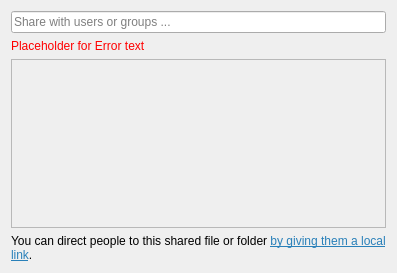
Old version of the form src/gui/shareusergroupwidget.ui in the repository s-light/client.
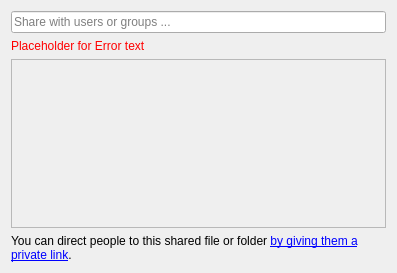
New version of the form.

Commit message: Rename 'local link' to 'private link' everywhere #5763

```diff
--- a/src/gui/shareusergroupwidget.ui
+++ b/src/gui/shareusergroupwidget.ui
@@ -105,7 +105,7 @@
    <item>
     <widget class="QLabel" name="localLinkText">
      <property name="text">
-      <string>&lt;html&gt;&lt;head/&gt;&lt;body&gt;&lt;p&gt;You can direct people to this shared file or folder &lt;a href=&quot;local link menu&quot;&gt;&lt;span style=&quot; text-decoration: underline; color:#2980b9;&quot;&gt;by giving them a local link&lt;/span&gt;&lt;/a&gt;.&lt;/p&gt;&lt;/body&gt;&lt;/html&gt;</string>
+      <string>&lt;html&gt;&lt;head/&gt;&lt;body&gt;&lt;p&gt;You can direct people to this shared file or folder &lt;a href=&quot;private link menu&quot;&gt;&lt;span style=&quot; text-decoration: underline; color:#0000ff;&quot;&gt;by giving them a private link&lt;/span&gt;&lt;/a&gt;.&lt;/p&gt;&lt;/body&gt;&lt;/html&gt;</string>
      </property>
      <property name="wordWrap">
       <bool>true</bool>
```
Left out of the diff: 2 changed lines with no effect on the pictures. The commit also changes 7 other files.
